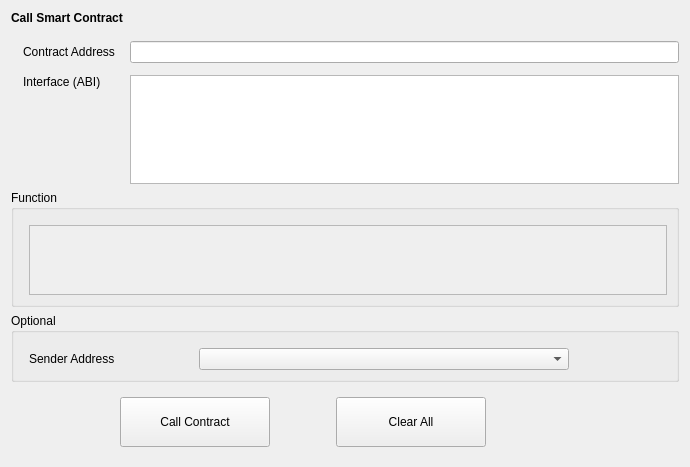
Above: src/qt/forms/callcontract.ui from HTMLCOIN/HTMLCOIN before the change. Below: the same form after it.
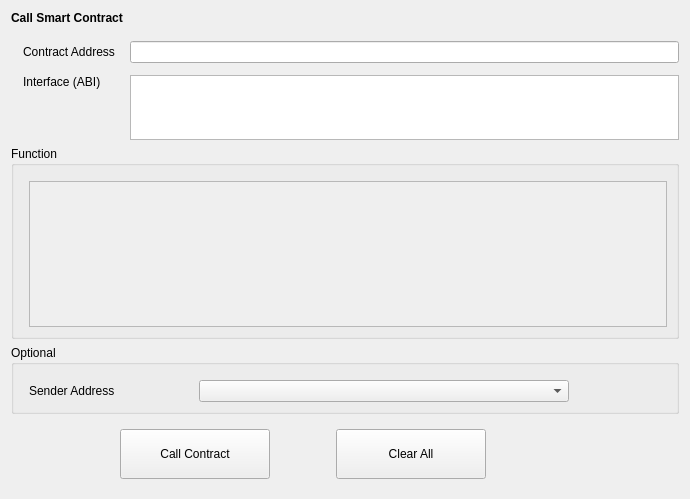
That is the form after the change. Custom widgets are drawn as their Qt base class.

Commit message: Extend the size of the function filed in contract GUI

What changed in the file:
```diff
--- a/src/qt/forms/callcontract.ui
+++ b/src/qt/forms/callcontract.ui
@@ -7,7 +7,7 @@
     <x>0</x>
     <y>0</y>
     <width>690</width>
-    <height>467</height>
+    <height>499</height>
    </rect>
   </property>
   <property name="windowTitle">
@@ -80,39 +80,34 @@
            </property>
           </widget>
          </item>
-         <item row="1" column="1">
+         <item row="1" column="2">
           <widget class="QValidatedTextEdit" name="textEditInterface">
+           <property name="sizePolicy">
+            <sizepolicy hsizetype="Expanding" vsizetype="Fixed">
+             <horstretch>0</horstretch>
+             <verstretch>0</verstretch>
+            </sizepolicy>
+           </property>
+           <property name="maximumSize">
+            <size>
+             <width>16777215</width>
+             <height>65</height>
+            </size>
+           </property>
            <property name="horizontalScrollBarPolicy">
             <enum>Qt::ScrollBarAlwaysOff</enum>
            </property>
           </widget>
          </item>
-         <item row="0" column="1">
+         <item row="0" column="2">
           <widget class="QValidatedLineEdit" name="lineEditContractAddress"/>
          </item>
-         <item row="1" column="0">
-          <layout class="QVBoxLayout" name="verticalLayout_2">
-           <item>
-            <widget class="QLabel" name="labelInterface">
-             <property name="text">
-              <string>Interface (ABI)</string>
-             </property>
-            </widget>
-           </item>
-           <item>
-            <spacer name="verticalSpacer_5">
-             <property name="orientation">
-              <enum>Qt::Vertical</enum>
-             </property>
-             <property name="sizeHint" stdset="0">
-              <size>
-               <width>20</width>
-               <height>40</height>
-              </size>
-             </property>
-            </spacer>
-           </item>
-          </layout>
+         <item row="1" column="0" alignment="Qt::AlignTop">
+          <widget class="QLabel" name="labelInterface">
+           <property name="text">
+            <string>Interface (ABI)</string>
+           </property>
+          </widget>
          </item>
         </layout>
        </item>
@@ -138,8 +133,8 @@
               <rect>
                <x>0</x>
                <y>0</y>
-               <width>640</width>
-               <height>68</height>
+               <width>638</width>
+               <height>137</height>
               </rect>
              </property>
             </widget>
```
The commit also changes 5 other files.
